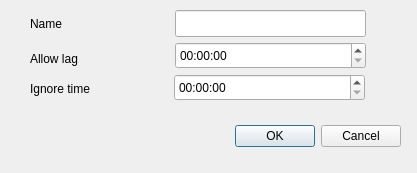
The window that addscheduletype.ui (AndranikHovhannisyan/Tourniquets) describes before a commit, drawn with Qt 5.
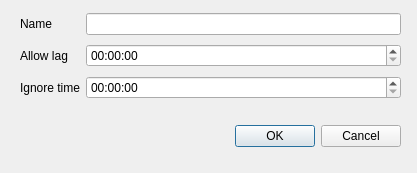
The same window after the commit.

What changed in the file:
```diff
--- a/addscheduletype.ui
+++ b/addscheduletype.ui
@@ -29,74 +29,47 @@
     <set>QDialogButtonBox::Cancel|QDialogButtonBox::Ok</set>
    </property>
   </widget>
-  <widget class="QLineEdit" name="namesss">
+  <widget class="QWidget" name="">
    <property name="geometry">
     <rect>
-     <x>175</x>
+     <x>20</x>
      <y>10</y>
-     <width>191</width>
-     <height>27</height>
+     <width>381</width>
+     <height>95</height>
     </rect>
    </property>
-  </widget>
-  <widget class="QTimeEdit" name="allowLag">
-   <property name="geometry">
-    <rect>
-     <x>175</x>
-     <y>42</y>
-     <width>191</width>
-     <height>27</height>
-    </rect>
-   </property>
-  </widget>
-  <widget class="QTimeEdit" name="ignoreTime">
-   <property name="geometry">
-    <rect>
-     <x>174</x>
-     <y>74</y>
-     <width>191</width>
-     <height>27</height>
-    </rect>
-   </property>
-  </widget>
+   <layout class="QGridLayout" name="gridLayout">
+    <item row="0" column="0">
   <widget class="QLabel" name="label_name">
-   <property name="geometry">
-    <rect>
-     <x>30</x>
-     <y>15</y>
-     <width>67</width>
-     <height>17</height>
-    </rect>
-   </property>
    <property name="text">
     <string>Name</string>
    </property>
   </widget>
+    </item>
+    <item row="0" column="1">
+     <widget class="QLineEdit" name="namesss"/>
+    </item>
+    <item row="1" column="0">
   <widget class="QLabel" name="label_lag">
-   <property name="geometry">
-    <rect>
-     <x>30</x>
-     <y>50</y>
-     <width>81</width>
-     <height>17</height>
-    </rect>
-   </property>
    <property name="text">
     <string>Allow lag</string>
    </property>
   </widget>
+    </item>
+    <item row="1" column="1">
+     <widget class="QTimeEdit" name="allowLag"/>
+    </item>
+    <item row="2" column="0">
   <widget class="QLabel" name="label_ignore">
-   <property name="geometry">
-    <rect>
-     <x>30</x>
-     <y>80</y>
-     <width>101</width>
-     <height>17</height>
-    </rect>
-   </property>
    <property name="text">
     <string>Ignore time</string>
    </property>
+     </widget>
+    </item>
+    <item row="2" column="1">
+     <widget class="QTimeEdit" name="ignoreTime"/>
+    </item>
+   </layout>
   </widget>
  </widget>
  <resources/>
```
Lines whose indentation alone changed are shown as unchanged.
